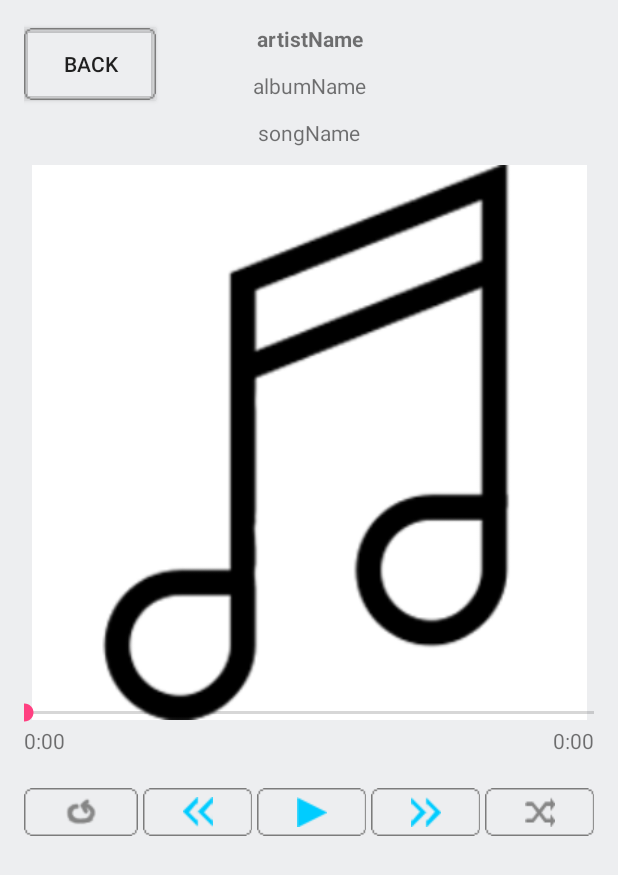
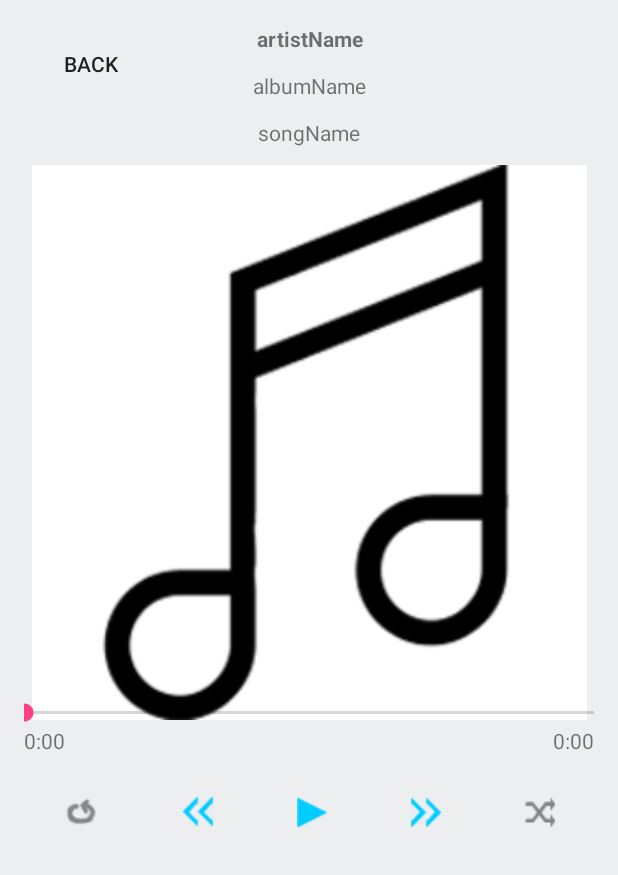
Before and after one commit to narritt/audioPlayer, an Android app: the screen it shows after launch (PlayerActivity), on a phone screen of 412 x 824 dp. Shown: the top 875 px of the screen. Run offline under Robolectric (Android 15) with nearby library versions, the phone set to English and light mode, and no system bars.

Commit message:
visual improvements

```diff
--- a/app/src/main/res/layout/activity_player.xml
+++ b/app/src/main/res/layout/activity_player.xml
@@ -85,7 +85,7 @@
                 android:id="@+id/btnLoop"
                 android:onClick="btnLoopClick"
                 android:src="@drawable/loop_off"
-                android:background="@drawable/btn_small_borders" />
+                android:background="@drawable/btn_none_borders" />
             <ImageButton
                 android:layout_width="match_parent"
                 android:layout_height="match_parent"
@@ -94,7 +94,7 @@
                 android:id="@+id/btnPrev"
                 android:src="@drawable/prev"
                 android:onClick="btnPrevClick"
-                android:background="@drawable/btn_small_borders" />
+                android:background="@drawable/btn_none_borders" />
 
             <ImageButton
                 android:layout_width="match_parent"
@@ -104,7 +104,7 @@
                 android:id="@+id/btnPlay"
                 android:onClick="btnPlayClick"
                 android:src="@drawable/play"
-                android:background="@drawable/btn_small_borders" />
+                android:background="@drawable/btn_none_borders" />
             <ImageButton
                 android:layout_width="match_parent"
                 android:layout_height="match_parent"
@@ -113,7 +113,7 @@
                 android:id="@+id/btnNext"
                 android:src="@drawable/next"
                 android:onClick="btnNextClick"
-                android:background="@drawable/btn_small_borders" />
+                android:background="@drawable/btn_none_borders" />
             <ImageButton
                 android:layout_width="match_parent"
                 android:layout_height="match_parent"
@@ -122,7 +122,7 @@
                 android:id="@+id/btnRand"
                 android:src="@drawable/rand_off"
                 android:onClick="btnRandClick"
-                android:background="@drawable/btn_small_borders" />
+                android:background="@drawable/btn_none_borders" />
         </LinearLayout>
 
     <Button
@@ -133,5 +133,5 @@
         android:layout_alignParentStart="true"
         android:layout_above="@+id/strSongName"
         android:onClick="btnBack"
-        android:background="@drawable/btn_small_borders" />
+        android:background="@drawable/btn_none_borders" />
 </RelativeLayout>
--- a/app/src/main/res/layout/activity_song_list.xml
+++ b/app/src/main/res/layout/activity_song_list.xml
@@ -26,6 +26,6 @@
         android:layout_gravity="right"
         android:layout_alignParentEnd="true"
         android:onClick="btnBackToPlayerClick"
-        android:background="@drawable/btn_small_borders"/>
+        android:background="@drawable/btn_none_borders"/>
 
 </RelativeLayout>
```
Also changed, not shown: app/src/main/res/drawable/btn_none_borders.9.png (added).
